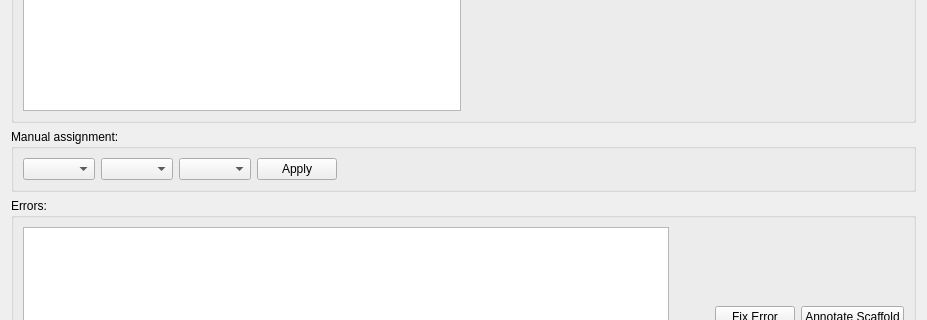
Before: the Qt Designer form mapclientplugins/sparccurationhelperstep/qt/scaffoldannotationwidget.ui in mapclient-plugins/mapclientplugins.sparccurationhelperstep, drawn with Qt 5; both pictures show x 0 to 927 and y 216 to 536 of the 927 by 753 pixel window.
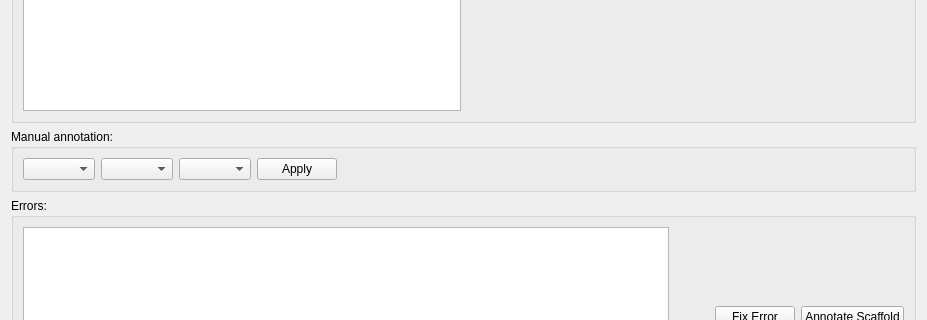
After: the same form once the commit is applied.

Commit message: Get reporting of scaffold annotations working and reporting of annotation errors working.

What changed in the file:
```diff
--- a/mapclientplugins/sparccurationhelperstep/qt/scaffoldannotationwidget.ui
+++ b/mapclientplugins/sparccurationhelperstep/qt/scaffoldannotationwidget.ui
@@ -72,7 +72,7 @@
    <item>
     <widget class="QGroupBox" name="groupBox">
      <property name="title">
-      <string>Manual assignment:</string>
+      <string>Manual annotation:</string>
      </property>
      <layout class="QHBoxLayout" name="horizontalLayout_3">
       <item>
```
Left out of the diff: 6 changed lines with no effect on the pictures. The commit also changes 7 other files.
